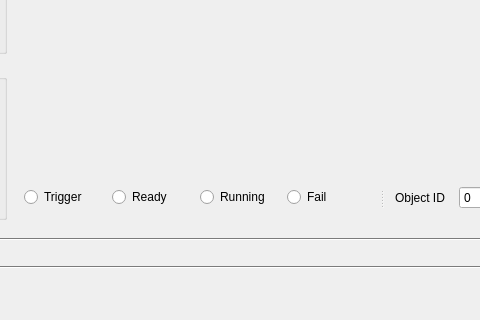
Before: the Qt Designer form mainwindow.ui in tapati0127/6DPoseEstimation, drawn with Qt 5; both pictures show x 495 to 975 and y 480 to 800 of the 1171 by 800 pixel window.
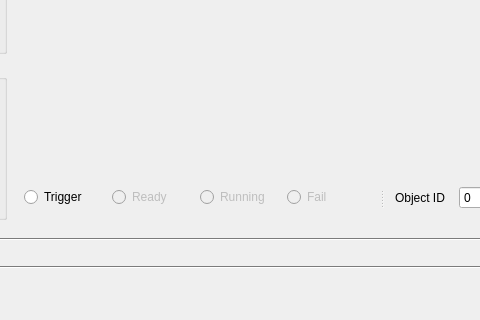
After: the same form once the commit is applied. Custom widgets are drawn as their Qt base class.

```diff
--- a/mainwindow.ui
+++ b/mainwindow.ui
@@ -502,30 +502,48 @@
               </item>
               <item>
                <widget class="QRadioButton" name="radioButtonReady">
+                <property name="enabled">
+                 <bool>false</bool>
+                </property>
                 <property name="text">
                  <string>Ready</string>
                 </property>
                 <property name="checkable">
+                 <bool>true</bool>
+                </property>
+                <property name="autoExclusive">
                  <bool>false</bool>
                 </property>
                </widget>
               </item>
               <item>
                <widget class="QRadioButton" name="radioButtonRunning">
+                <property name="enabled">
+                 <bool>false</bool>
+                </property>
                 <property name="text">
                  <string>Running</string>
                 </property>
                 <property name="checkable">
+                 <bool>true</bool>
+                </property>
+                <property name="autoExclusive">
                  <bool>false</bool>
                 </property>
                </widget>
               </item>
               <item>
                <widget class="QRadioButton" name="radioButtonFail">
+                <property name="enabled">
+                 <bool>false</bool>
+                </property>
                 <property name="text">
                  <string>Fail</string>
                 </property>
                 <property name="checkable">
+                 <bool>true</bool>
+                </property>
+                <property name="autoExclusive">
                  <bool>false</bool>
                 </property>
                </widget>
```
Left out of the diff: 3 changed lines with no effect on the pictures.
